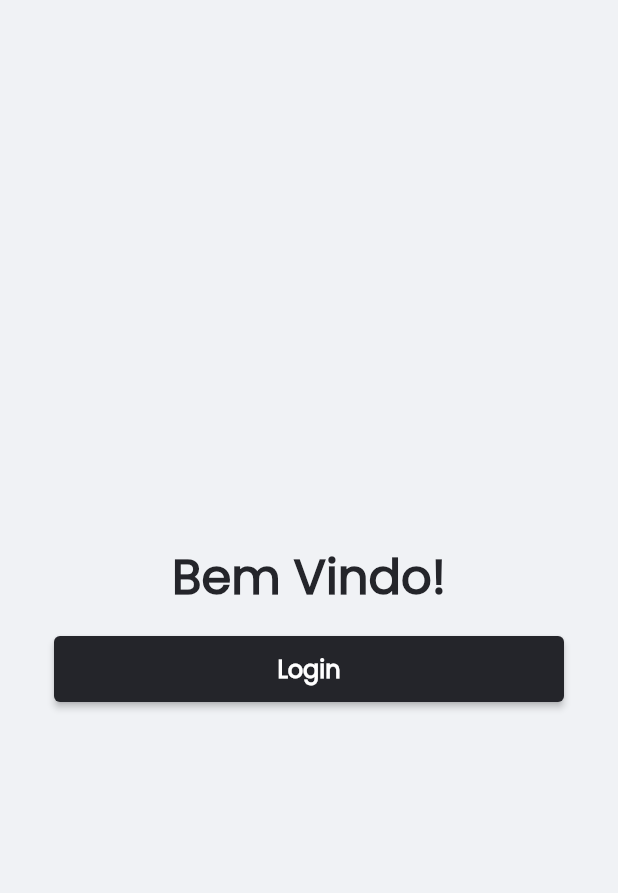
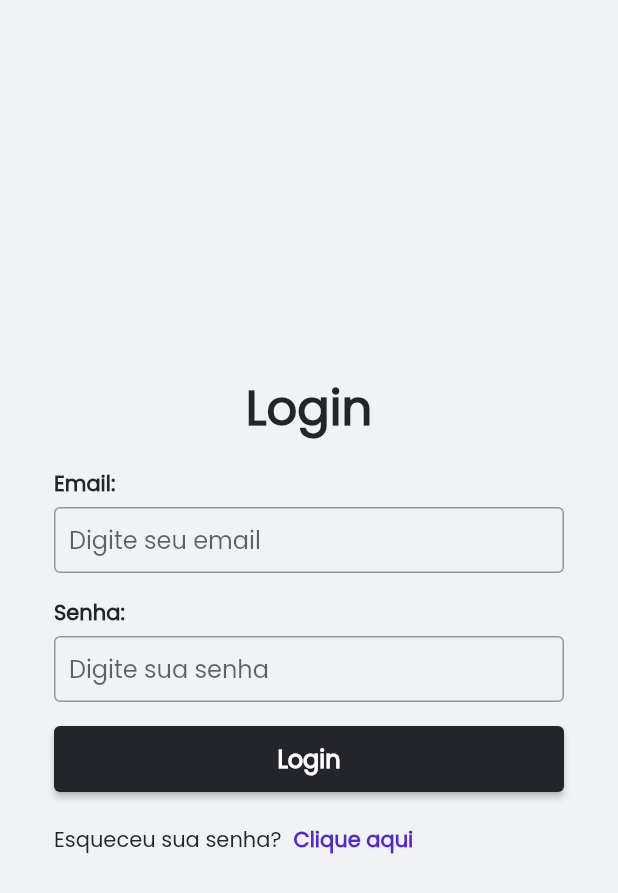
Before and after one commit to LeandroLBBernardes/login-page, a Flutter app: the screen it shows after launch, on a phone screen of 412 x 824 dp. Shown: the top 893 px of the screen. Run offline on Flutter 3.47's test engine with Material 2 defaults, Android fonts, the phone set to English and light mode, and no system bars; our stand-ins replace go_router, hexcolor; generated files the repository leaves out were written again.

Commit message:
feat: colocando textfield

```diff
--- a/lib/app.dart
+++ b/lib/app.dart
@@ -10,7 +10,9 @@ class App extends StatelessWidget {
 
   @override
   Widget build(BuildContext context) {
-    return MaterialApp.router(
+    return  GestureDetector(
+      onTap: () => FocusScope.of(context).requestFocus(FocusNode()),
+      child: MaterialApp.router(
         title: 'Login Page',
 
         localizationsDelegates: AppLocalizations.localizationsDelegates,
@@ -31,6 +33,8 @@ class App extends StatelessWidget {
 
         debugShowCheckedModeBanner: false,
         routerConfig: routes,
+      ),
     );
+
   }
 }
--- a/lib/constants/enums/styles/colors_enum.dart
+++ b/lib/constants/enums/styles/colors_enum.dart
@@ -1,22 +1,10 @@
 enum ColorStyles {
   red(hexCode: '#E52E4D'),
   black(hexCode: '#24252A'),
+  purple(hexCode: '#5429CC'),
   background(hexCode: '#F0F2F5');
 
   const ColorStyles({required this.hexCode});
 
   final String hexCode;
 }
-
-// extension ColorHexCode on ColorStyles{
-//   String get code {
-//     switch(this) {
-//       case ColorStyles.red:
-//         return '#E52E4D';
-//       case ColorStyles.black:
-//         return '#24252A';
-//       case ColorStyles.background:
-//         return '#F0F2F5';
-//     }
-//   }
-// }
--- /dev/null
+++ b/lib/constants/enums/widgets_types/textfield_types.dart
@@ -0,0 +1,6 @@
+enum TextFieldTypes {
+  text,
+  email,
+  password,
+  number
+}
--- a/lib/l10n/app_en.arb
+++ b/lib/l10n/app_en.arb
@@ -1,5 +1,6 @@
 {
     "language": "english",
-    "login": "Bem Vindo!",
+    "app_title": "Login Page",
+    "login": "Login",
     "login_button": "Login"
 }
--- a/lib/l10n/app_pt.arb
+++ b/lib/l10n/app_pt.arb
@@ -1,5 +1,6 @@
 {
     "language": "português",
-    "login": "Bem vindo!",
+    "app_title": "Login Page",
+    "login": "Login",
     "login_button": "Login"
 }
--- a/lib/screens/login_screen.dart
+++ b/lib/screens/login_screen.dart
@@ -1,8 +1,12 @@
 import 'package:flutter/material.dart';
+import 'package:hexcolor/hexcolor.dart';
+import 'package:login_page/constants/enums/styles/colors_enum.dart';
 import 'package:login_page/widgets/text_heading1.dart';
 import 'package:flutter_gen/gen_l10n/app_localizations.dart';
 
 import '../widgets/button_default.dart';
+import '../widgets/textfield_email.dart';
+import '../widgets/textfield_password.dart';
 
 class LoginScreen extends StatefulWidget {
   const LoginScreen({Key? key}) : super(key: key);
@@ -16,21 +20,48 @@ class LoginScreenState extends State<LoginScreen> {
   @override
   Widget build(BuildContext context) {
     return Scaffold(
+      resizeToAvoidBottomInset: false,
       body: Padding(
         padding: const EdgeInsets.all(36),
-        child: Center(
         child: Column(
           mainAxisAlignment: MainAxisAlignment.center,
           crossAxisAlignment: CrossAxisAlignment.center,
           children: [
             TextH1(title: AppLocalizations.of(context)!.login),
+            const EmailTextField(
+              hintText: 'Digite seu email',
+              labelText: 'Email:',
+            ),
+            const PasswordTextField(
+              hintText: 'Digite sua senha',
+              labelText: 'Senha:',
+            ),
             DefaultButton(
               text: AppLocalizations.of(context)!.login_button,
               action: (){}
+            ),
+            Center(
+              child: Row(
+                children: [
+                  const Text('Esqueceu sua senha?'),
+                  TextButton(
+                    onPressed: (){},
+                    style: TextButton.styleFrom(
+                      foregroundColor: HexColor(ColorStyles.purple.hexCode) // Text Color
+                    ),
+                    child: Text(
+                      'Clique aqui',
+                      style: TextStyle(
+                        color: HexColor(ColorStyles.purple.hexCode),
+                        fontWeight: FontWeight.bold
+                      ),
+                    )
                   )
                 ],
               ),
             )
+          ],
+        ),
       ),
     );
   }
--- a/lib/widgets/button_default.dart
+++ b/lib/widgets/button_default.dart
@@ -20,7 +20,7 @@ class DefaultButton extends StatelessWidget {
 
     return Column(
       children: [
-        const SizedBox(height: 5,),
+        const SizedBox(height: 8,),
         SizedBox(
           height: 44,
           width: sizedScreen,
@@ -41,7 +41,7 @@ class DefaultButton extends StatelessWidget {
             )
           ),
         ),
-        const SizedBox(height: 5,)
+        const SizedBox(height: 8,)
       ],
     );
   }
--- a/lib/widgets/text_heading1.dart
+++ b/lib/widgets/text_heading1.dart
@@ -12,7 +12,7 @@ class TextH1 extends StatelessWidget {
   Widget build(BuildContext context) {
     return Column(
       children: [
-        const SizedBox(height: 10,),
+        const SizedBox(height: 8,),
         Text(
           title,
           style: const TextStyle(
@@ -20,7 +20,7 @@ class TextH1 extends StatelessWidget {
             fontSize: 32
           ),
         ),
-        const SizedBox(height: 10,)
+        const SizedBox(height: 8,)
       ],
     );
   }
--- /dev/null
+++ b/lib/widgets/textfield_default.dart
@@ -0,0 +1,58 @@
+import 'package:flutter/material.dart';
+import 'package:hexcolor/hexcolor.dart';
+
+import '../constants/enums/styles/colors_enum.dart';
+
+class DefaultTextField extends StatelessWidget {
+  final String hintText;
+  final String labelText;
+
+  const DefaultTextField({
+    Key? key,
+    required this.hintText,
+    this.labelText = '',
+  }) : super(key: key);
+
+  @override
+  Widget build(BuildContext context) {
+    return Column(
+      children: [
+        const SizedBox(height: 8,),
+        if (labelText.isNotEmpty)
+          Align(
+            alignment: Alignment.centerLeft,
+            child: Text(
+              labelText,
+              style: const TextStyle(
+                fontWeight: FontWeight.bold
+              ),
+            ),
+          ),
+        const SizedBox(height: 5,),
+        SizedBox(
+          height: 44,
+          child: TextField(
+            textAlignVertical: TextAlignVertical.center,
+            cursorColor: HexColor(ColorStyles.black.hexCode),
+            decoration: InputDecoration(
+              contentPadding: const EdgeInsets.symmetric(vertical: 10, horizontal: 10),
+              focusedBorder: OutlineInputBorder(
+                borderSide: BorderSide(
+                  width: 1,
+                  color: HexColor(ColorStyles.black.hexCode)
+                ),
+              ),
+              border: const OutlineInputBorder(),
+              hintText: hintText,
+              labelStyle: TextStyle(
+                color: HexColor(ColorStyles.black.hexCode)
+              ),
+            ),
+            style: const TextStyle(fontSize: 16)
+          ),
+        ),
+        const SizedBox(height: 8,)
+      ],
+    );
+  }
+}
--- /dev/null
+++ b/lib/widgets/textfield_email.dart
@@ -0,0 +1,58 @@
+import 'package:flutter/material.dart';
+import 'package:hexcolor/hexcolor.dart';
+
+import '../constants/enums/styles/colors_enum.dart';
+
+class EmailTextField extends StatelessWidget {
+  final String hintText;
+  final String labelText;
+
+  const EmailTextField({
+    Key? key,
+    required this.hintText,
+    this.labelText = '',
+  }) : super(key: key);
+
+  @override
+  Widget build(BuildContext context) {
+    return Column(
+      children: [
+        const SizedBox(height: 8,),
+        if (labelText.isNotEmpty)
+          Align(
+            alignment: Alignment.centerLeft,
+            child: Text(
+              labelText,
+              style: const TextStyle(
+                fontWeight: FontWeight.bold
+              ),
+            ),
+          ),
+        const SizedBox(height: 5,),
+        SizedBox(
+          height: 44,
+          child: TextField(
+            textAlignVertical: TextAlignVertical.center,
+            cursorColor: HexColor(ColorStyles.black.hexCode),
+            decoration: InputDecoration(
+              contentPadding: const EdgeInsets.symmetric(vertical: 10, horizontal: 10),
+              focusedBorder: OutlineInputBorder(
+                borderSide: BorderSide(
+                  width: 1,
+                  color: HexColor(ColorStyles.black.hexCode)
+                ),
+              ),
+              border: const OutlineInputBorder(),
+              hintText: hintText,
+              labelStyle: TextStyle(
+                color: HexColor(ColorStyles.black.hexCode)
+              ),
+            ),
+            style: const TextStyle(fontSize: 16)
+          ),
+        ),
+        const SizedBox(height: 8,)
+      ],
+    );
+  }
+}
--- /dev/null
+++ b/lib/widgets/textfield_password.dart
@@ -0,0 +1,59 @@
+import 'package:flutter/material.dart';
+import 'package:hexcolor/hexcolor.dart';
+
+import '../constants/enums/styles/colors_enum.dart';
+
+class PasswordTextField extends StatelessWidget {
+  final String hintText;
+  final String labelText;
+
+  const PasswordTextField({
+    Key? key,
+    required this.hintText,
+    this.labelText = '',
+  }) : super(key: key);
+
+  @override
+  Widget build(BuildContext context) {
+    return Column(
+      children: [
+        const SizedBox(height: 8,),
+        if (labelText.isNotEmpty)
+          Align(
+            alignment: Alignment.centerLeft,
+            child: Text(
+              labelText,
+              style: const TextStyle(
+                fontWeight: FontWeight.bold
+              ),
+            ),
+          ),
+        const SizedBox(height: 5,),
+        SizedBox(
+          height: 44,
+          child: TextField(
+            obscureText: true,
+            textAlignVertical: TextAlignVertical.center,
+            cursorColor: HexColor(ColorStyles.black.hexCode),
+            decoration: InputDecoration(
+              contentPadding: const EdgeInsets.symmetric(vertical: 10, horizontal: 10),
+              focusedBorder: OutlineInputBorder(
+                borderSide: BorderSide(
+                  width: 1,
+                  color: HexColor(ColorStyles.black.hexCode)
+                ),
+              ),
+              border: const OutlineInputBorder(),
+              hintText: hintText,
+              labelStyle: TextStyle(
+                color: HexColor(ColorStyles.black.hexCode)
+              ),
+            ),
+            style: const TextStyle(fontSize: 16)
+          ),
+        ),
+        const SizedBox(height: 8,)
+      ],
+    );
+  }
+}
```
Lines whose indentation alone changed are shown as unchanged.
